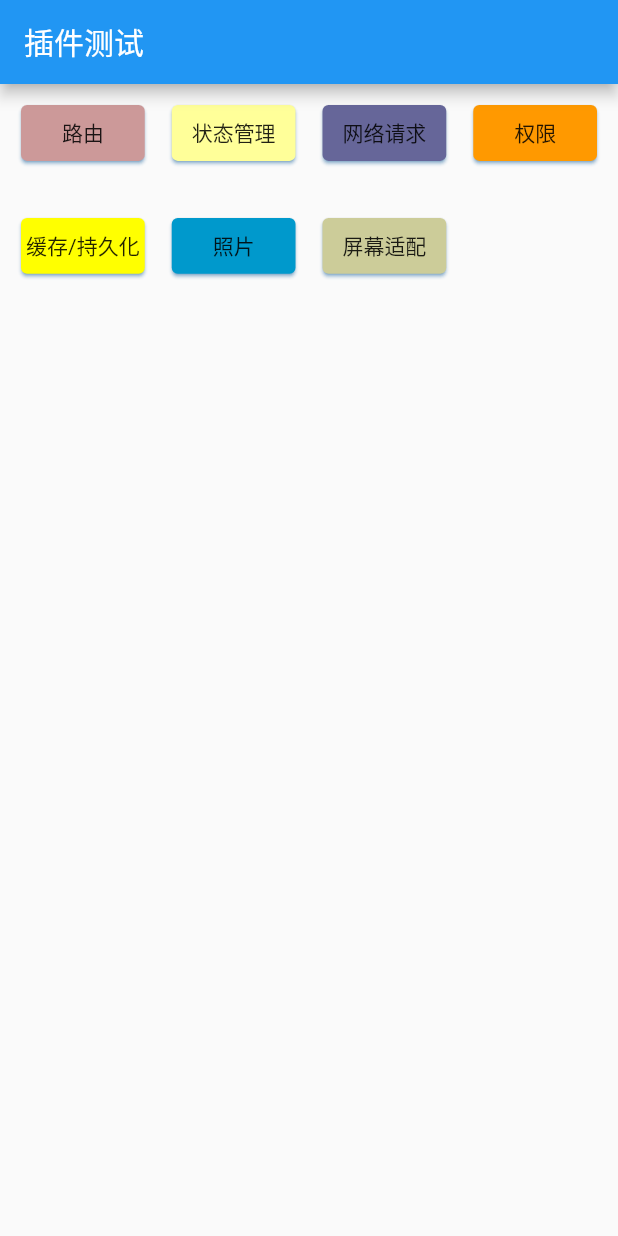
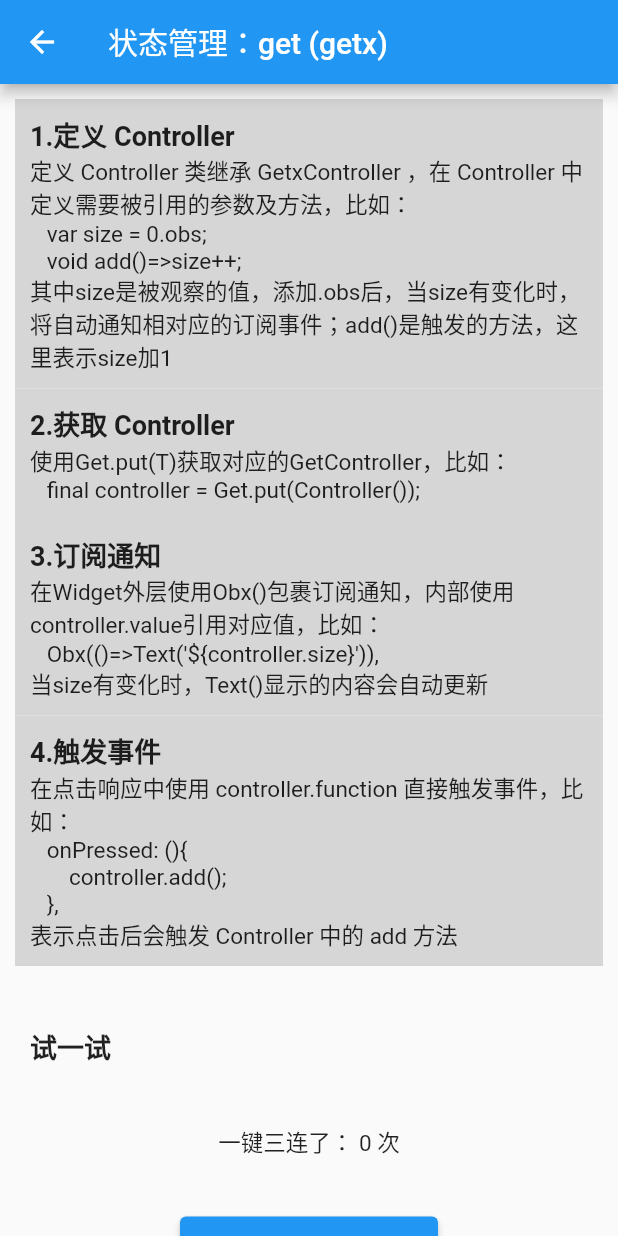
Before and after one commit to ydxafl/flutter_plugin_app, a Flutter app: the screen it shows after launch, after a tap on "状态管理", on a phone screen of 412 x 824 dp. Run offline on Flutter 3.47's test engine with Material 2 defaults, Android fonts, the light colour scheme and no system bars; our stand-ins replace get.

Commit message:
新增状态管理

```diff
--- a/lib/page/home_page.dart
+++ b/lib/page/home_page.dart
@@ -1,6 +1,7 @@
 
 import 'package:flutter/material.dart';
 import 'package:flutter_plugin_app/page/route/route_main.dart';
+import 'package:flutter_plugin_app/page/state/state_main.dart';
 import 'package:flutter_plugin_app/widget/plugin_card.dart';
 import 'package:get/get.dart';
 
@@ -39,7 +40,9 @@ class _HomePageState extends State<HomePage> {
           ),
 
           PluginCard(
-            onTap: (){},
+            onTap: (){
+              Get.to(()=> StateMainPage());
+            },
             name: '状态管理',
             color: Color(0xFFFFFF99),
           ),
--- a/lib/page/route/route_main.dart
+++ b/lib/page/route/route_main.dart
@@ -19,6 +19,8 @@ class RouteMain extends StatelessWidget {
           children: [
 
             Text('插件名称：get \n版本：4.3.4',style: TextStyle(fontWeight: FontWeight.bold,fontSize: 18),),
+
+            Text('初始化：在 main 中的 MyApp 里，使用 GetMaterialApp 替换 MaterialApp',style: TextStyle(fontSize: 18),),
 
             Container(height: 20,),
             EgWidget(
--- a/lib/page/route/route_page.dart
+++ b/lib/page/route/route_page.dart
@@ -10,7 +10,9 @@ class RoutePageNon extends StatelessWidget {
   @override
   Widget build(BuildContext context) {
     return Scaffold(
-      appBar: AppBar(),
+      appBar: AppBar(
+        title: Text('路由'),
+      ),
       body: Center(
         child: Column(
           children: [
@@ -29,11 +31,29 @@ class RoutePageNon extends StatelessWidget {
 
             Container(height: 20,),
 
-            ElevatedButton(
-              onPressed: (){
-                Get.back(result: '页面返回消息了');
-              },
-              child: Text('返回'),
+            Container(
+              margin: EdgeInsets.only(left: 10,right: 10,top: 10),
+              color: Colors.grey[350],
+              padding: EdgeInsets.all(10),
+              child: ListView(
+                shrinkWrap: true,
+                physics: NeverScrollableScrollPhysics(),
+                children: [
+                  Text('带参返回'
+                    ,style: TextStyle(fontSize: 18,fontWeight: FontWeight.bold),),
+                  Text('使用 Get.back(result: msg); 返回，比如：'
+                      '\n'
+                      '   Get.back(result: \'页面返回消息了\');'
+                    ,style: TextStyle(fontSize: 15),),
+                  Container(height: 40,),
+                  ElevatedButton(
+                    onPressed: (){
+                      Get.back(result: '页面返回消息了');
+                    },
+                    child: Text('试试看'),
+                  ),
+                ],
+              ),
             ),
           ],
         ),
@@ -49,7 +69,9 @@ class RoutePageRoot extends StatelessWidget {
   @override
   Widget build(BuildContext context) {
     return Scaffold(
-      appBar: AppBar(),
+      appBar: AppBar(
+        title: Text('路由'),
+      ),
       body: Center(
         child: Column(
           children: [
@@ -57,7 +79,11 @@ class RoutePageRoot extends StatelessWidget {
 
             ElevatedButton(
               onPressed: (){
-                debugPrint('${Navigator.canPop(context)}');
+                ScaffoldMessenger.of(context).showSnackBar(
+                  SnackBar(
+                    content: Text('是否可以返回上一页面：${Navigator.canPop(context)}'),
+                  ),
+                );
                 if(Navigator.canPop(context)){
                   Get.back();
                 }
--- /dev/null
+++ b/lib/page/state/state_controller.dart
@@ -0,0 +1,10 @@
+
+import 'package:get/get.dart';
+
+class Controller extends GetxController{
+
+  var size = 0.obs;
+
+  void add()=>size++;
+
+}
--- /dev/null
+++ b/lib/page/state/state_main.dart
@@ -0,0 +1,194 @@
+
+import 'package:flutter/material.dart';
+import 'package:flutter_plugin_app/page/state/state_controller.dart';
+import 'package:flutter_plugin_app/widget/eg_widget.dart';
+import 'package:get/get.dart';
+
+class StateMainPage extends StatelessWidget {
+
+  StateMainPage({Key? key}) : super(key: key);
+
+  final controller = Get.put(Controller());
+
+  @override
+  Widget build(BuildContext context) {
+    return Scaffold(
+      appBar: AppBar(
+        title: Text('状态管理：get (getx)'),
+      ),
+      body: ListView(
+        children: [
+
+          Container(
+            margin: EdgeInsets.only(left: 10,right: 10,top: 10),
+            color: Colors.grey[350],
+            padding: EdgeInsets.all(10),
+            child: ListView(
+              shrinkWrap: true,
+              physics: NeverScrollableScrollPhysics(),
+              children: [
+                Text('1.定义 Controller'
+                  ,style: TextStyle(fontSize: 18,fontWeight: FontWeight.bold),),
+                Text('定义 Controller 类继承 GetxController ，在 Controller 中定义需要被引用的参数及方法，比如：'
+                    '\n'
+                    '   var size = 0.obs;'
+                    '\n'
+                    '   void add()=>size++;'
+                    '\n'
+                    '其中size是被观察的值，添加.obs后，当size有变化时，将自动通知相对应的订阅事件；add()是触发的方法，这里表示size加1'
+                  ,style: TextStyle(fontSize: 15),),
+              ],
+            ),
+          ),
+
+          Container(
+            margin: EdgeInsets.only(left: 10,right: 10),
+            color: Colors.grey[350],
+            padding: EdgeInsets.all(10),
+            child: ListView(
+              shrinkWrap: true,
+              physics: NeverScrollableScrollPhysics(),
+              children: [
+                Text('2.获取 Controller'
+                  ,style: TextStyle(fontSize: 18,fontWeight: FontWeight.bold),),
+                Text('使用Get.put(T)获取对应的GetController，比如：'
+                    '\n'
+                    '   final controller = Get.put(Controller());'
+                  ,style: TextStyle(fontSize: 15),),
+              ],
+            ),
+          ),
+
+          Container(
+            margin: EdgeInsets.only(left: 10,right: 10),
+            color: Colors.grey[350],
+            padding: EdgeInsets.all(10),
+            child: ListView(
+              shrinkWrap: true,
+              physics: NeverScrollableScrollPhysics(),
+              children: [
+                Text('3.订阅通知'
+                  ,style: TextStyle(fontSize: 18,fontWeight: FontWeight.bold),),
+                Text('在Widget外层使用Obx()包裹订阅通知，内部使用controller.value引用对应值，比如：'
+                    '\n'
+                    '   Obx(()=>Text(\'\${controller.size}\')),'
+                    '\n'
+                    '当size有变化时，Text()显示的内容会自动更新'
+                  ,style: TextStyle(fontSize: 15),),
+              ],
+            ),
+          ),
+
+          Container(
+            margin: EdgeInsets.only(left: 10,right: 10),
+            color: Colors.grey[350],
+            padding: EdgeInsets.all(10),
+            child: ListView(
+              shrinkWrap: true,
+              physics: NeverScrollableScrollPhysics(),
+              children: [
+                Text('4.触发事件'
+                  ,style: TextStyle(fontSize: 18,fontWeight: FontWeight.bold),),
+                Text('在点击响应中使用 controller.function 直接触发事件，比如：'
+                    '\n'
+                    '   onPressed: (){'
+                    '\n'
+                    '       controller.add();'
+                    '\n'
+                    '   },'
+                    '\n'
+                    '表示点击后会触发 Controller 中的 add 方法'
+                  ,style: TextStyle(fontSize: 15),),
+              ],
+            ),
+          ),
+
+          Container(
+            margin: EdgeInsets.only(left: 10,right: 10,top: 30),
+            padding: EdgeInsets.all(10),
+            child: ListView(
+              shrinkWrap: true,
+              physics: NeverScrollableScrollPhysics(),
+              children: [
+                Text('试一试'
+                  ,style: TextStyle(fontSize: 18,fontWeight: FontWeight.bold),),
+                Container(
+                  alignment: Alignment.center,
+                  height: 100,
+                  child: Obx(()=>Text('一键三连了： ${controller.size} 次'
+                    ,style: TextStyle(fontSize: 15),),),
+                ),
+                Container(
+                  margin: EdgeInsets.only(left: 100,right: 100),
+                  height: 50,
+                  child: ElevatedButton(
+                    onPressed: (){
+                      controller.add();
+                    },
+                    child: Text('一键三连'),
+                  ),
+                ),
+              ],
+            ),
+          ),
+
+          Container(
+            margin: EdgeInsets.only(left: 10,right: 10,top: 50, bottom: 50),
+            color: Colors.grey[350],
+            padding: EdgeInsets.all(10),
+            child: ListView(
+              shrinkWrap: true,
+              physics: NeverScrollableScrollPhysics(),
+              children: [
+                Text('进个阶'
+                  ,style: TextStyle(fontSize: 18,fontWeight: FontWeight.bold),),
+                Text('当需要跨页面共享数据时，使用 Get.find<T>() 获取最近一个实例化的 T ，比如：'
+                    '\n'
+                    '   final controller = Get.find<Controller>();'
+                    '\n'
+                    '获取到实例后就可按照正常操作使用这个实例，同时两个页面的数据是共享的，关闭这个页面后前一页面的数据不会重置(注意观察上方的一键三连次数)'
+                  ,style: TextStyle(fontSize: 15),),
+                Container(
+                  margin: EdgeInsets.only(left: 100,right: 100,top: 50,bottom: 20),
+                  height: 50,
+                  child: ElevatedButton(
+                    onPressed: (){
+                      Get.to(()=>StatePageTwo());
+                    },
+                    child: Text('试一试'),
+                  ),
+                ),
+              ],
+            ),
+          ),
+
+        ],
+      ),
+    );
+  }
+}
+
+class StatePageTwo extends StatelessWidget {
+
+  StatePageTwo({Key? key}) : super(key: key);
+
+  final controller = Get.find<Controller>();
+
+  @override
+  Widget build(BuildContext context) {
+    return Scaffold(
+      appBar: AppBar(
+        title: Text('第二个页面'),
+      ),
+      body: Center(
+        child: Obx(()=>Text('一键三连了： ${controller.size} 次')),
+      ),
+      floatingActionButton: FloatingActionButton(
+        onPressed: (){
+          controller.add();
+        },
+        child: Icon(Icons.add),
+      ),
+    );
+  }
+}
```
Also changed, not shown: 1 other file.
